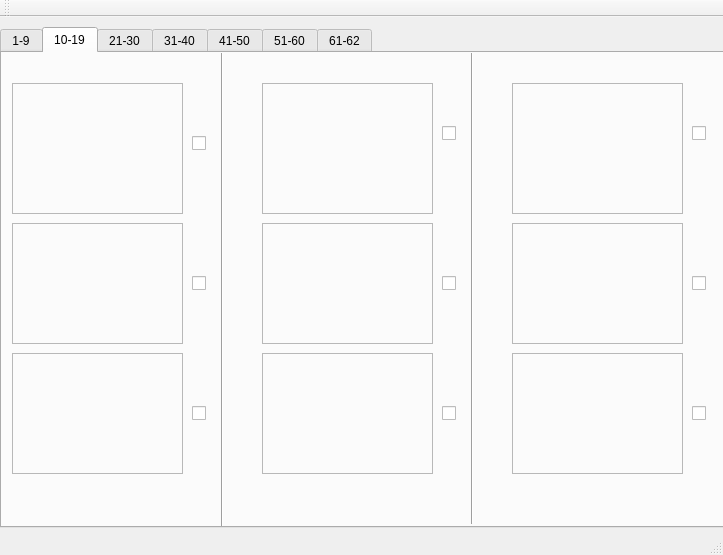
Old version of the form MultiplotViewer.ui in the repository tboudreaux/PHY-2002.
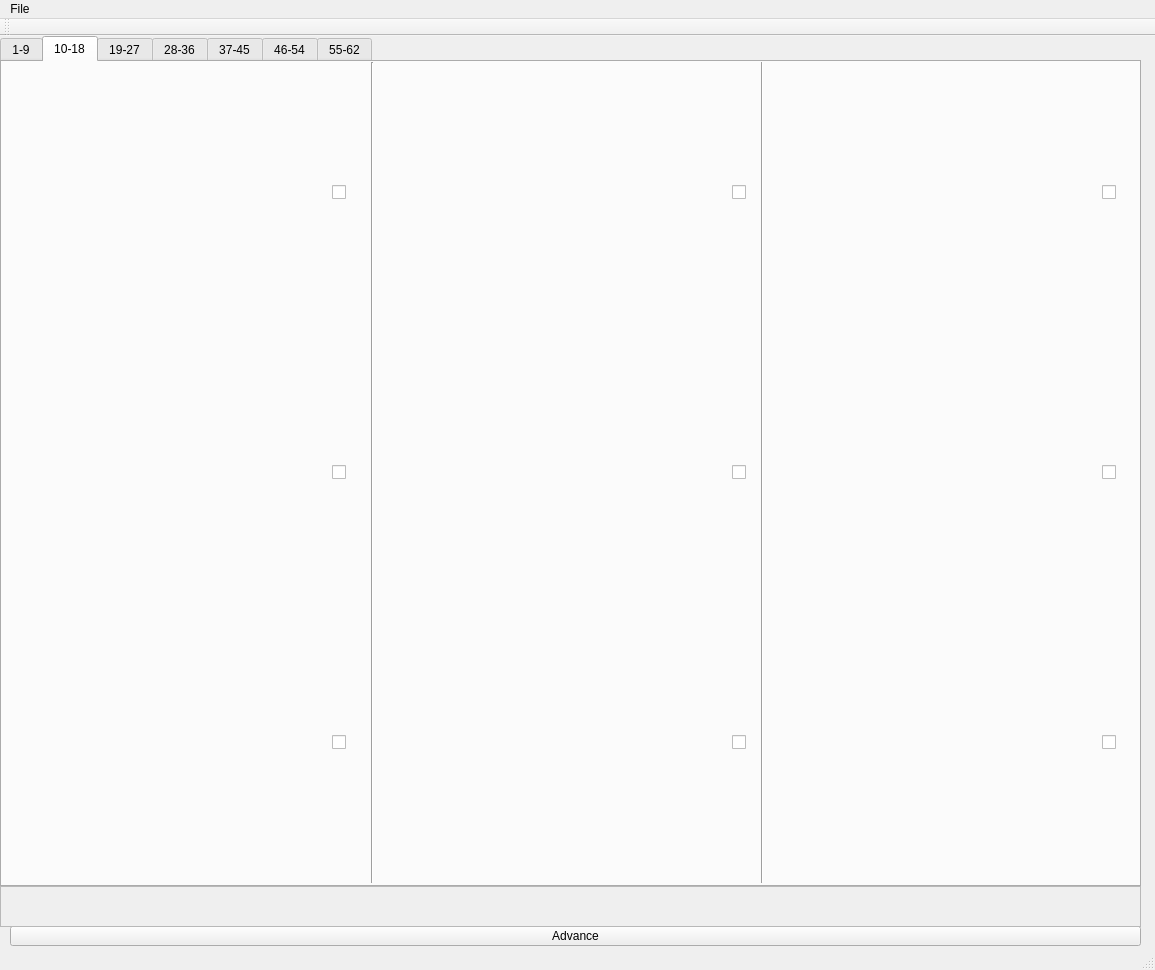
New version of the form. The open tabs and pages were chosen to show the change.

```diff
--- a/MultiplotViewer.ui
+++ b/MultiplotViewer.ui
@@ -6,8 +6,8 @@
    <rect>
     <x>0</x>
     <y>0</y>
-    <width>723</width>
-    <height>555</height>
+    <width>1155</width>
+    <height>970</height>
    </rect>
   </property>
   <property name="windowTitle">
@@ -18,9 +18,9 @@
     <property name="geometry">
      <rect>
       <x>0</x>
-      <y>10</y>
-      <width>731</width>
-      <height>501</height>
+      <y>0</y>
+      <width>1141</width>
+      <height>851</height>
      </rect>
     </property>
     <property name="currentIndex">
@@ -323,13 +323,13 @@
     </widget>
     <widget class="QWidget" name="tab_3">
      <attribute name="title">
-      <string>10-19</string>
+      <string>10-18</string>
      </attribute>
      <widget class="QCheckBox" name="Use_18">
       <property name="geometry">
        <rect>
-        <x>440</x>
-        <y>70</y>
+        <x>330</x>
+        <y>120</y>
         <width>16</width>
         <height>20</height>
        </rect>
@@ -338,53 +338,11 @@
        <string/>
       </property>
      </widget>
-     <widget class="QCheckBox" name="Use_17">
-      <property name="geometry">
-       <rect>
-        <x>690</x>
-        <y>70</y>
-        <width>16</width>
-        <height>20</height>
-       </rect>
-      </property>
-      <property name="text">
-       <string/>
-      </property>
-     </widget>
-     <widget class="QCheckBox" name="Use_15">
-      <property name="geometry">
-       <rect>
-        <x>190</x>
-        <y>350</y>
-        <width>16</width>
-        <height>20</height>
-       </rect>
-      </property>
-      <property name="text">
-       <string/>
-      </property>
-     </widget>
-     <widget class="QFrame" name="frame_11">
-      <property name="geometry">
-       <rect>
-        <x>10</x>
-        <y>170</y>
-        <width>171</width>
-        <height>121</height>
-       </rect>
-      </property>
-      <property name="frameShape">
-       <enum>QFrame::StyledPanel</enum>
-      </property>
-      <property name="frameShadow">
-       <enum>QFrame::Raised</enum>
-      </property>
-     </widget>
      <widget class="QCheckBox" name="Use_11">
       <property name="geometry">
        <rect>
-        <x>190</x>
-        <y>220</y>
+        <x>330</x>
+        <y>400</y>
         <width>16</width>
         <height>20</height>
        </rect>
@@ -393,72 +351,11 @@
        <string/>
       </property>
      </widget>
-     <widget class="QFrame" name="frame_10">
-      <property name="geometry">
-       <rect>
-        <x>10</x>
-        <y>300</y>
-        <width>171</width>
-        <height>121</height>
-       </rect>
-      </property>
-      <property name="frameShape">
-       <enum>QFrame::StyledPanel</enum>
-      </property>
-      <property name="frameShadow">
-       <enum>QFrame::Raised</enum>
-      </property>
-     </widget>
-     <widget class="QCheckBox" name="Use_14">
-      <property name="geometry">
-       <rect>
-        <x>690</x>
-        <y>350</y>
-        <width>16</width>
-        <height>20</height>
-       </rect>
-      </property>
-      <property name="text">
-       <string/>
-      </property>
-     </widget>
-     <widget class="QFrame" name="frame_17">
-      <property name="geometry">
-       <rect>
-        <x>510</x>
-        <y>30</y>
-        <width>171</width>
-        <height>131</height>
-       </rect>
-      </property>
-      <property name="frameShape">
-       <enum>QFrame::StyledPanel</enum>
-      </property>
-      <property name="frameShadow">
-       <enum>QFrame::Raised</enum>
-      </property>
-     </widget>
-     <widget class="QFrame" name="frame_18">
-      <property name="geometry">
-       <rect>
-        <x>10</x>
-        <y>30</y>
-        <width>171</width>
-        <height>131</height>
-       </rect>
-      </property>
-      <property name="frameShape">
-       <enum>QFrame::StyledPanel</enum>
-      </property>
-      <property name="frameShadow">
-       <enum>QFrame::Raised</enum>
-      </property>
-     </widget>
      <widget class="QCheckBox" name="Use_12">
       <property name="geometry">
        <rect>
-        <x>190</x>
-        <y>80</y>
+        <x>330</x>
+        <y>670</y>
         <width>16</width>
         <height>20</height>
        </rect>
@@ -467,101 +364,60 @@
        <string/>
       </property>
      </widget>
-     <widget class="QFrame" name="frame_14">
+     <widget class="QWidget" name="widget_14" native="true">
       <property name="geometry">
        <rect>
-        <x>260</x>
-        <y>300</y>
-        <width>171</width>
-        <height>121</height>
+        <x>430</x>
+        <y>290</y>
+        <width>281</width>
+        <height>250</height>
        </rect>
-      </property>
-      <property name="frameShape">
-       <enum>QFrame::StyledPanel</enum>
-      </property>
-      <property name="frameShadow">
-       <enum>QFrame::Raised</enum>
-      </property>
-     </widget>
-     <widget class="QCheckBox" name="Use_13">
-      <property name="geometry">
-       <rect>
-        <x>690</x>
-        <y>220</y>
-        <width>16</width>
-        <height>20</height>
-       </rect>
-      </property>
-      <property name="text">
-       <string/>
-      </property>
-     </widget>
-     <widget class="QFrame" name="frame_15">
-      <property name="geometry">
-       <rect>
-        <x>510</x>
-        <y>300</y>
-        <width>171</width>
-        <height>121</height>
-       </rect>
-      </property>
-      <property name="frameShape">
-       <enum>QFrame::StyledPanel</enum>
-      </property>
-      <property name="frameShadow">
-       <enum>QFrame::Raised</enum>
       </property>
      </widget>
      <widget class="Line" name="line_3">
       <property name="geometry">
        <rect>
-        <x>460</x>
-        <y>-20</y>
+        <x>360</x>
+        <y>0</y>
         <width>20</width>
-        <height>491</height>
+        <height>821</height>
        </rect>
       </property>
       <property name="orientation">
        <enum>Qt::Vertical</enum>
       </property>
      </widget>
-     <widget class="QFrame" name="frame_12">
+     <widget class="QCheckBox" name="Use_13">
       <property name="geometry">
        <rect>
-        <x>260</x>
-        <y>30</y>
-        <width>171</width>
-        <height>131</height>
+        <x>730</x>
+        <y>120</y>
+        <width>16</width>
+        <height>20</height>
        </rect>
       </property>
-      <property name="frameShape">
-       <enum>QFrame::StyledPanel</enum>
+      <property name="text">
+       <string/>
       </property>
-      <property name="frameShadow">
-       <enum>QFrame::Raised</enum>
-      </property>
      </widget>
-     <widget class="QFrame" name="frame_13">
+     <widget class="QCheckBox" name="Use_14">
       <property name="geometry">
        <rect>
-        <x>260</x>
-        <y>170</y>
-        <width>171</width>
-        <height>121</height>
+        <x>730</x>
+        <y>400</y>
+        <width>16</width>
+        <height>20</height>
        </rect>
       </property>
-      <property name="frameShape">
-       <enum>QFrame::StyledPanel</enum>
+      <property name="text">
+       <string/>
       </property>
-      <property name="frameShadow">
-       <enum>QFrame::Raised</enum>
-      </property>
      </widget>
      <widget class="QCheckBox" name="Use_10">
       <property name="geometry">
        <rect>
-        <x>440</x>
-        <y>350</y>
+        <x>730</x>
+        <y>670</y>
         <width>16</width>
         <height>20</height>
        </rect>
@@ -570,52 +426,142 @@
        <string/>
       </property>
      </widget>
-     <widget class="QFrame" name="frame_16">
+     <widget class="QWidget" name="widget_11" native="true">
       <property name="geometry">
        <rect>
-        <x>510</x>
-        <y>170</y>
-        <width>171</width>
-        <height>121</height>
+        <x>20</x>
+        <y>290</y>
+        <width>281</width>
+        <height>250</height>
        </rect>
       </property>
-      <property name="frameShape">
-       <enum>QFrame::StyledPanel</enum>
+     </widget>
+     <widget class="QWidget" name="widget_13" native="true">
+      <property name="geometry">
+       <rect>
+        <x>430</x>
+        <y>20</y>
+        <width>281</width>
+        <height>250</height>
+       </rect>
       </property>
-      <property name="frameShadow">
-       <enum>QFrame::Raised</enum>
+     </widget>
+     <widget class="QWidget" name="widget_17" native="true">
+      <property name="geometry">
+       <rect>
+        <x>800</x>
+        <y>290</y>
+        <width>281</width>
+        <height>250</height>
+       </rect>
       </property>
      </widget>
-     <widget class="QCheckBox" name="Use_16">
+     <widget class="QWidget" name="widget_18" native="true">
       <property name="geometry">
        <rect>
-        <x>440</x>
-        <y>220</y>
-        <width>16</width>
-        <height>20</height>
+        <x>800</x>
+        <y>560</y>
+        <width>281</width>
+        <height>250</height>
        </rect>
       </property>
-      <property name="text">
-       <string/>
+     </widget>
+     <widget class="QWidget" name="widget_12" native="true">
+      <property name="geometry">
+       <rect>
+        <x>20</x>
+        <y>560</y>
+        <width>281</width>
+        <height>250</height>
+       </rect>
+      </property>
+     </widget>
+     <widget class="QWidget" name="widget_15" native="true">
+      <property name="geometry">
+       <rect>
+        <x>430</x>
+        <y>560</y>
+        <width>281</width>
+        <height>250</height>
+       </rect>
       </property>
      </widget>
      <widget class="Line" name="line_4">
       <property name="geometry">
        <rect>
-        <x>210</x>
+        <x>750</x>
         <y>-10</y>
         <width>20</width>
-        <height>491</height>
+        <height>831</height>
        </rect>
       </property>
       <property name="orientation">
        <enum>Qt::Vertical</enum>
       </property>
      </widget>
+     <widget class="QCheckBox" name="Use_16">
+      <property name="geometry">
+       <rect>
+        <x>1100</x>
+        <y>120</y>
+        <width>16</width>
+        <height>20</height>
+       </rect>
+      </property>
+      <property name="text">
+       <string/>
+      </property>
+     </widget>
+     <widget class="QCheckBox" name="Use_17">
+      <property name="geometry">
+       <rect>
+        <x>1100</x>
+        <y>400</y>
+        <width>16</width>
+        <height>20</height>
+       </rect>
+      </property>
+      <property name="text">
+       <string/>
+      </property>
+     </widget>
+     <widget class="QWidget" name="widget_10" native="true">
+      <property name="geometry">
+       <rect>
+        <x>20</x>
+        <y>20</y>
+        <width>281</width>
+        <height>250</height>
+       </rect>
+      </property>
+     </widget>
+     <widget class="QCheckBox" name="Use_18">
+      <property name="geometry">
+       <rect>
+        <x>1100</x>
+        <y>670</y>
+        <width>16</width>
+        <height>20</height>
+       </rect>
+      </property>
+      <property name="text">
+       <string/>
+      </property>
+     </widget>
+     <widget class="QWidget" name="widget_16" native="true">
+      <property name="geometry">
+       <rect>
+        <x>800</x>
+        <y>20</y>
+        <width>281</width>
+        <height>250</height>
+       </rect>
+      </property>
+     </widget>
     </widget>
     <widget class="QWidget" name="tab_4">
      <attribute name="title">
-      <string>21-30</string>
+      <string>19-27</string>
      </attribute>
      <widget class="QFrame" name="frame_19">
       <property name="geometry">
@@ -907,7 +853,7 @@
     </widget>
     <widget class="QWidget" name="tab_5">
      <attribute name="title">
-      <string>31-40</string>
+      <string>28-36</string>
      </attribute>
      <widget class="QFrame" name="frame_28">
       <property name="geometry">
@@ -1199,7 +1145,7 @@
     </widget>
     <widget class="QWidget" name="tab_6">
      <attribute name="title">
-      <string>41-50</string>
+      <string>37-45</string>
      </attribute>
      <widget class="QFrame" name="frame_37">
       <property name="geometry">
@@ -1491,7 +1437,7 @@
     </widget>
     <widget class="QWidget" name="tab_7">
      <attribute name="title">
-      <string>51-60</string>
+      <string>46-54</string>
      </attribute>
      <widget class="QFrame" name="frame_46">
       <property name="geometry">
@@ -1783,7 +1729,7 @@
     </widget>
     <widget class="QWidget" name="tab_2">
      <attribute name="title">
-      <string>61-62</string>
+      <string>55-62</string>
      </attribute>
      <widget class="QCheckBox" name="Use_56">
       <property name="geometry">
@@ -1845,16 +1791,52 @@
      </widget>
     </widget>
    </widget>
+   <widget class="QPushButton" name="Advance">
+    <property name="geometry">
+     <rect>
+      <x>10</x>
+      <y>890</y>
+      <width>1131</width>
+      <height>20</height>
+     </rect>
+    </property>
+    <property name="text">
+     <string>Advance</string>
+    </property>
+   </widget>
+   <widget class="QFrame" name="Toolbar">
+    <property name="geometry">
+     <rect>
+      <x>0</x>
+      <y>850</y>
+      <width>1141</width>
+      <height>41</height>
+     </rect>
+    </property>
+    <property name="frameShape">
+     <enum>QFrame::StyledPanel</enum>
+    </property>
+    <property name="frameShadow">
+     <enum>QFrame::Raised</enum>
+    </property>
+   </widget>
   </widget>
   <widget class="QMenuBar" name="menuBar">
    <property name="geometry">
     <rect>
      <x>0</x>
      <y>0</y>
-     <width>723</width>
-     <height>22</height>
+     <width>1155</width>
+     <height>23</height>
     </rect>
    </property>
+   <widget class="QMenu" name="menuVersuib_IObe">
+    <property name="title">
+     <string>File</string>
+    </property>
+    <addaction name="actionQuit"/>
+   </widget>
+   <addaction name="menuVersuib_IObe"/>
   </widget>
   <widget class="QToolBar" name="mainToolBar">
    <attribute name="toolBarArea">
```
Left out of the diff: 1557 changed lines with no effect on the pictures.
